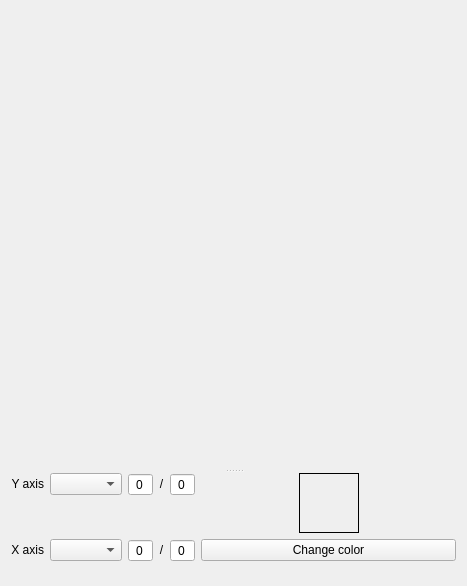
Qt form widgets/chartwidget.ui (gurmaaan/ParamsViewer) before a commit.
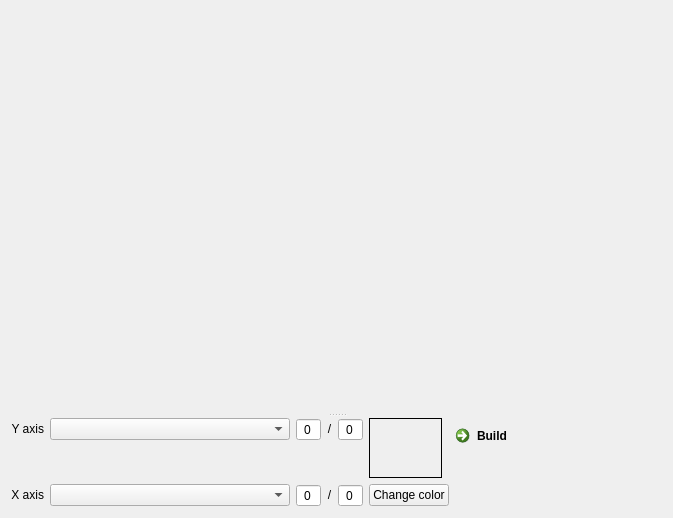
The same form after that commit. Icons and pictures are not drawn.

Commit message: 1)Переделана функция деления на несколько строк в String Service 2)static.hудален окончательно 3)Добавлен файл, подключающий все сервисы 4)Исправлена верстка главного окна и Chart Widget'a 5)Начато переделывание метода обработки файла ImageObjectsFile'a

Diff of the .ui file:
```diff
--- a/widgets/chartwidget.ui
+++ b/widgets/chartwidget.ui
@@ -6,8 +6,8 @@
    <rect>
     <x>0</x>
     <y>0</y>
-    <width>467</width>
-    <height>586</height>
+    <width>673</width>
+    <height>518</height>
    </rect>
   </property>
   <property name="windowTitle">
@@ -15,7 +15,7 @@
   </property>
   <layout class="QHBoxLayout" name="horizontalLayout">
    <item>
-    <widget class="QSplitter" name="chartSplitter">
+    <widget class="QSplitter" name="splitter">
      <property name="orientation">
       <enum>Qt::Vertical</enum>
      </property>
@@ -34,7 +34,13 @@
       </property>
      </widget>
      <widget class="QWidget" name="">
-      <layout class="QFormLayout" name="settingsLayout">
+      <layout class="QFormLayout" name="formLayout">
+       <property name="labelAlignment">
+        <set>Qt::AlignCenter</set>
+       </property>
+       <property name="formAlignment">
+        <set>Qt::AlignBottom|Qt::AlignHCenter</set>
+       </property>
        <item row="0" column="0">
         <layout class="QHBoxLayout" name="yHLayout">
          <property name="sizeConstraint">
@@ -43,7 +49,7 @@
          <item>
           <widget class="QLabel" name="yAxisLabel">
            <property name="sizePolicy">
-            <sizepolicy hsizetype="Preferred" vsizetype="Maximum">
+            <sizepolicy hsizetype="Maximum" vsizetype="Maximum">
              <horstretch>0</horstretch>
              <verstretch>0</verstretch>
             </sizepolicy>
@@ -59,11 +65,17 @@
          <item>
           <widget class="QComboBox" name="yCB">
            <property name="sizePolicy">
-            <sizepolicy hsizetype="Minimum" vsizetype="Fixed">
+            <sizepolicy hsizetype="Minimum" vsizetype="Maximum">
              <horstretch>0</horstretch>
              <verstretch>0</verstretch>
             </sizepolicy>
            </property>
+           <property name="minimumSize">
+            <size>
+             <width>240</width>
+             <height>0</height>
+            </size>
+           </property>
           </widget>
          </item>
          <item>
@@ -118,19 +130,6 @@
        </item>
        <item row="0" column="1">
         <layout class="QHBoxLayout" name="colorHLayout">
-         <item>
-          <spacer name="colorLHSpacer">
-           <property name="orientation">
-            <enum>Qt::Horizontal</enum>
-           </property>
-           <property name="sizeHint" stdset="0">
-            <size>
-             <width>40</width>
-             <height>20</height>
-            </size>
-           </property>
-          </spacer>
-         </item>
          <item>
           <widget class="QLabel" name="colorLabel">
            <property name="sizePolicy">
@@ -141,7 +140,7 @@
            </property>
            <property name="minimumSize">
             <size>
-             <width>60</width>
+             <width>73</width>
              <height>60</height>
             </size>
            </property>
@@ -154,17 +153,36 @@
           </widget>
          </item>
          <item>
-          <spacer name="colorRHSpacer">
-           <property name="orientation">
-            <enum>Qt::Horizontal</enum>
+          <widget class="QCommandLinkButton" name="buildBtn">
+           <property name="sizePolicy">
+            <sizepolicy hsizetype="Minimum" vsizetype="Maximum">
+             <horstretch>0</horstretch>
+             <verstretch>0</verstretch>
+            </sizepolicy>
            </property>
-           <property name="sizeHint" stdset="0">
+           <property name="minimumSize">
+            <size>
+             <width>0</width>
+             <height>60</height>
+            </size>
+           </property>
+           <property name="text">
+            <string>Build</string>
+           </property>
+           <property name="icon">
+            <iconset resource="../sources.qrc">
+             <normaloff>:/icons/icons/build.png</normaloff>:/icons/icons/build.png</iconset>
+           </property>
+           <property name="iconSize">
             <size>
              <width>40</width>
-             <height>20</height>
+             <height>40</height>
             </size>
            </property>
-          </spacer>
+           <property name="shortcut">
+            <string>Ctrl+B</string>
+           </property>
+          </widget>
          </item>
         </layout>
        </item>
@@ -176,7 +194,7 @@
          <item>
           <widget class="QLabel" name="xAxisLabel">
            <property name="sizePolicy">
-            <sizepolicy hsizetype="Preferred" vsizetype="Maximum">
+            <sizepolicy hsizetype="Maximum" vsizetype="Maximum">
              <horstretch>0</horstretch>
              <verstretch>0</verstretch>
             </sizepolicy>
@@ -197,6 +215,12 @@
              <verstretch>0</verstretch>
             </sizepolicy>
            </property>
+           <property name="minimumSize">
+            <size>
+             <width>240</width>
+             <height>0</height>
+            </size>
+           </property>
           </widget>
          </item>
          <item>
@@ -234,7 +258,7 @@
          <item>
           <widget class="QSpinBox" name="allXColCB">
            <property name="sizePolicy">
-            <sizepolicy hsizetype="Maximum" vsizetype="Fixed">
+            <sizepolicy hsizetype="Maximum" vsizetype="Maximum">
              <horstretch>0</horstretch>
              <verstretch>0</verstretch>
             </sizepolicy>
@@ -251,6 +275,12 @@
        </item>
        <item row="1" column="1">
         <widget class="QPushButton" name="colorBtn">
+         <property name="sizePolicy">
+          <sizepolicy hsizetype="Maximum" vsizetype="Maximum">
+           <horstretch>0</horstretch>
+           <verstretch>0</verstretch>
+          </sizepolicy>
+         </property>
          <property name="text">
           <string>Change color</string>
          </property>
```
Left out of the diff: 45 changed lines with no effect on the pictures. The commit also changes 24 other files.
